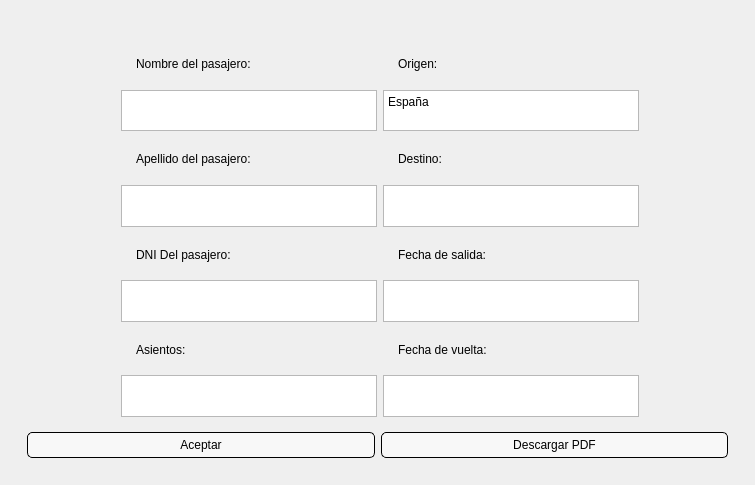
The window that billete.ui (ilopjim13/PersistenciaDatos_PyQT) describes before a commit, drawn with Qt 5.
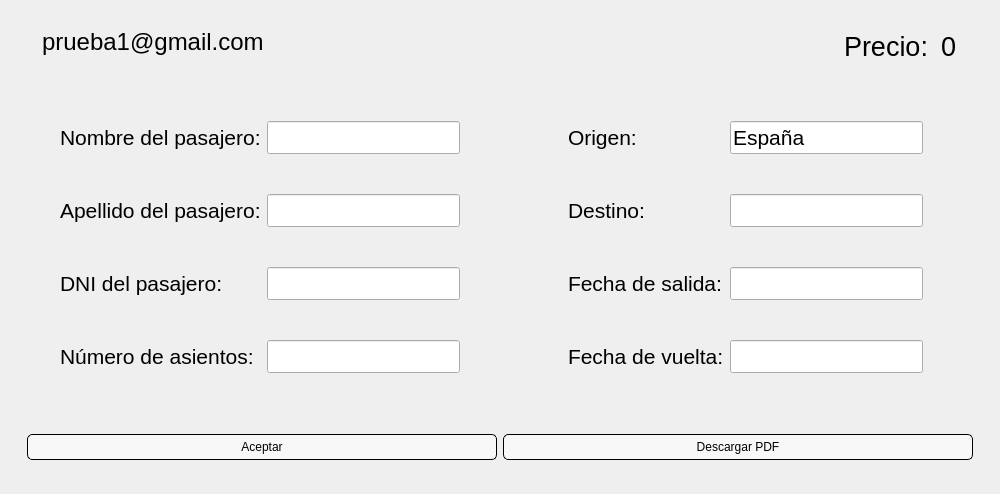
The same window after the commit. Icons and pictures are not drawn.

What changed in the file:
```diff
--- a/billete.ui
+++ b/billete.ui
@@ -6,20 +6,29 @@
    <rect>
     <x>0</x>
     <y>0</y>
-    <width>755</width>
-    <height>485</height>
+    <width>1000</width>
+    <height>494</height>
    </rect>
   </property>
   <property name="minimumSize">
    <size>
-    <width>755</width>
-    <height>485</height>
+    <width>1000</width>
+    <height>494</height>
+   </size>
+  </property>
+  <property name="maximumSize">
+   <size>
+    <width>1000</width>
+    <height>494</height>
    </size>
   </property>
   <property name="windowTitle">
    <string>Gestión de Viajes</string>
   </property>
   <widget class="QWidget" name="principal">
+   <property name="enabled">
+    <bool>true</bool>
+   </property>
    <property name="styleSheet">
     <string notr="true">#principal{
 background-image: url(:/icons/recursos/media/fondo.jpg);
@@ -69,381 +78,411 @@
    <layout class="QVBoxLayout" name="verticalLayout_3">
     <item>
      <widget class="QWidget" name="widget" native="true">
+      <property name="maximumSize">
+       <size>
+        <width>16777215</width>
+        <height>16777215</height>
+       </size>
+      </property>
+      <property name="autoFillBackground">
+       <bool>true</bool>
+      </property>
       <layout class="QVBoxLayout" name="verticalLayout">
        <item>
         <widget class="QWidget" name="widget" native="true">
-         <layout class="QHBoxLayout" name="horizontalLayout"/>
+         <property name="maximumSize">
+          <size>
+           <width>1200</width>
+           <height>900</height>
+          </size>
+         </property>
+         <property name="autoFillBackground">
+          <bool>false</bool>
+         </property>
+         <property name="styleSheet">
+          <string notr="true">QWidget#widget {
+    border: 0px;
+    border-bottom:1px solid black; /* Borde negro en la parte inferior */
+}</string>
+         </property>
+         <layout class="QHBoxLayout" name="horizontalLayout">
+          <item>
+           <layout class="QFormLayout" name="formLayout_7">
+            <property name="fieldGrowthPolicy">
+             <enum>QFormLayout::ExpandingFieldsGrow</enum>
+            </property>
+            <property name="rowWrapPolicy">
+             <enum>QFormLayout::WrapLongRows</enum>
+            </property>
+            <property name="labelAlignment">
+             <set>Qt::AlignLeading|Qt::AlignLeft|Qt::AlignTop</set>
+            </property>
+            <property name="formAlignment">
+             <set>Qt::AlignLeading|Qt::AlignLeft|Qt::AlignTop</set>
+            </property>
+            <property name="horizontalSpacing">
+             <number>6</number>
+            </property>
+            <item row="0" column="0">
+             <widget class="QLabel" name="emailLabel">
+              <property name="text">
+               <string/>
+              </property>
+             </widget>
+            </item>
+            <item row="0" column="1">
+             <widget class="QLineEdit" name="lt_email">
+              <property name="styleSheet">
+               <string notr="true">QLineEdit {
+    background: transparent;
+    border: none;
+    font-size: 24px;
+}</string>
+              </property>
+              <property name="text">
+               <string>prueba1@gmail.com</string>
+              </property>
+             </widget>
+            </item>
+           </layout>
+          </item>
+          <item>
+           <layout class="QFormLayout" name="formLayout_2">
+            <property name="sizeConstraint">
+             <enum>QLayout::SetDefaultConstraint</enum>
+            </property>
+            <property name="fieldGrowthPolicy">
+             <enum>QFormLayout::FieldsStayAtSizeHint</enum>
+            </property>
+            <property name="rowWrapPolicy">
+             <enum>QFormLayout::WrapLongRows</enum>
+            </property>
+            <property name="labelAlignment">
+             <set>Qt::AlignLeading|Qt::AlignLeft|Qt::AlignVCenter</set>
+            </property>
+            <property name="formAlignment">
+             <set>Qt::AlignRight|Qt::AlignTrailing|Qt::AlignVCenter</set>
+            </property>
+            <property name="horizontalSpacing">
+             <number>13</number>
+            </property>
+            <property name="rightMargin">
+             <number>29</number>
+            </property>
+            <item row="0" column="0">
+             <widget class="QLabel" name="QLabel">
+              <property name="maximumSize">
+               <size>
+                <width>1200</width>
+                <height>900</height>
+               </size>
+              </property>
+              <property name="font">
+               <font>
+                <pointsize>20</pointsize>
+               </font>
+              </property>
+              <property name="text">
+               <string>Precio:</string>
+              </property>
+              <property name="textFormat">
+               <enum>Qt::AutoText</enum>
+              </property>
+              <property name="wordWrap">
+               <bool>false</bool>
+              </property>
+             </widget>
+            </item>
+            <item row="0" column="1">
+             <widget class="QLabel" name="te_precio">
+              <property name="maximumSize">
+               <size>
+                <width>1200</width>
+                <height>900</height>
+               </size>
+              </property>
+              <property name="font">
+               <font>
+                <pointsize>20</pointsize>
+               </font>
+              </property>
+              <property name="text">
+               <string>0</string>
+              </property>
+             </widget>
+            </item>
+           </layout>
+          </item>
+         </layout>
         </widget>
        </item>
        <item>
-        <layout class="QFormLayout" name="formLayout">
-         <property name="fieldGrowthPolicy">
-          <enum>QFormLayout::FieldsStayAtSizeHint</enum>
-         </property>
-         <property name="rowWrapPolicy">
-          <enum>QFormLayout::DontWrapRows</enum>
-         </property>
-         <property name="labelAlignment">
-          <set>Qt::AlignCenter</set>
-         </property>
-         <property name="formAlignment">
-          <set>Qt::AlignHCenter|Qt::AlignTop</set>
-         </property>
-         <item row="0" column="0">
-          <widget class="QTextEdit" name="textEdit">
-           <property name="styleSheet">
-            <string notr="true">QTextEdit {
-    background-color: transparent;  /* Fondo negro suave */
-    font-size: 24px;  /* Tamaño del texto */
-    font-family: &quot;Arial&quot;, sans-serif;  /* Fuente elegante */
-    padding: 10px;  /* Espaciado interno */
-}
-
-QTextEdit:focus {
-    border: 2px solid #555555;  /* Cambio de borde al enfocar */
-}
-
-
-</string>
+        <layout class="QHBoxLayout" name="horizontalLayout_5">
+         <item>
+          <layout class="QFormLayout" name="formLayout">
+           <property name="sizeConstraint">
+            <enum>QLayout::SetDefaultConstraint</enum>
            </property>
-           <property name="verticalScrollBarPolicy">
-            <enum>Qt::ScrollBarAlwaysOff</enum>
+           <property name="fieldGrowthPolicy">
+            <enum>QFormLayout::FieldsStayAtSizeHint</enum>
            </property>
-           <property name="horizontalScrollBarPolicy">
-            <enum>Qt::ScrollBarAlwaysOff</enum>
+           <property name="rowWrapPolicy">
+            <enum>QFormLayout::WrapLongRows</enum>
            </property>
-           <property name="readOnly">
-            <bool>true</bool>
+           <property name="labelAlignment">
+            <set>Qt::AlignLeading|Qt::AlignLeft|Qt::AlignVCenter</set>
            </property>
-           <property name="html">
-            <string>&lt;!DOCTYPE HTML PUBLIC &quot;-//W3C//DTD HTML 4.0//EN&quot; &quot;http://www.w3.org/TR/REC-html40/strict.dtd&quot;&gt;
-&lt;html&gt;&lt;head&gt;&lt;meta name=&quot;qrichtext&quot; content=&quot;1&quot; /&gt;&lt;meta charset=&quot;utf-8&quot; /&gt;&lt;style type=&quot;text/css&quot;&gt;
-p, li { white-space: pre-wrap; }
-hr { height: 1px; border-width: 0; }
-li.unchecked::marker { content: &quot;\2610&quot;; }
-li.checked::marker { content: &quot;\2612&quot;; }
-&lt;/style&gt;&lt;/head&gt;&lt;body style=&quot; font-family:'Arial','sans-serif'; font-size:24px; font-weight:400; font-style:normal;&quot;&gt;
-&lt;p style=&quot; margin-top:0px; margin-bottom:0px; margin-left:0px; margin-right:0px; -qt-block-indent:0; text-indent:0px;&quot;&gt;&lt;span style=&quot; font-family:'Segoe UI'; font-size:9pt;&quot;&gt;Nombre del pasajero:&lt;/span&gt;&lt;/p&gt;&lt;/body&gt;&lt;/html&gt;</string>
+           <property name="formAlignment">
+            <set>Qt::AlignCenter</set>
            </property>
-          </widget>
-         </item>
-         <item row="0" column="1">
-          <widget class="QTextEdit" name="textEdit_2">
-           <property name="styleSheet">
-            <string notr="true">QTextEdit {
-    background-color: transparent;  /* Fondo negro suave */
-    font-size: 24px;  /* Tamaño del texto */
-    font-family: &quot;Arial&quot;, sans-serif;  /* Fuente elegante */
-    padding: 10px;  /* Espaciado interno */
-}
-
-QTextEdit:focus {
-    border: 2px solid #555555;  /* Cambio de borde al enfocar */
-}</string>
+           <property name="horizontalSpacing">
+            <number>6</number>
            </property>
-           <property name="verticalScrollBarPolicy">
-            <enum>Qt::ScrollBarAlwaysOff</enum>
+           <property name="verticalSpacing">
+            <number>40</number>
            </property>
-           <property name="horizontalScrollBarPolicy">
-            <enum>Qt::ScrollBarAlwaysOff</enum>
+           <property name="leftMargin">
+            <number>0</number>
            </property>
-           <property name="readOnly">
-            <bool>true</bool>
+           <property name="topMargin">
+            <number>40</number>
            </property>
-           <property name="html">
-            <string>&lt;!DOCTYPE HTML PUBLIC &quot;-//W3C//DTD HTML 4.0//EN&quot; &quot;http://www.w3.org/TR/REC-html40/strict.dtd&quot;&gt;
-&lt;html&gt;&lt;head&gt;&lt;meta name=&quot;qrichtext&quot; content=&quot;1&quot; /&gt;&lt;meta charset=&quot;utf-8&quot; /&gt;&lt;style type=&quot;text/css&quot;&gt;
-p, li { white-space: pre-wrap; }
-hr { height: 1px; border-width: 0; }
-li.unchecked::marker { content: &quot;\2610&quot;; }
-li.checked::marker { content: &quot;\2612&quot;; }
-&lt;/style&gt;&lt;/head&gt;&lt;body style=&quot; font-family:'Arial','sans-serif'; font-size:24px; font-weight:400; font-style:normal;&quot;&gt;
-&lt;p style=&quot; margin-top:0px; margin-bottom:0px; margin-left:0px; margin-right:0px; -qt-block-indent:0; text-indent:0px;&quot;&gt;&lt;span style=&quot; font-family:'Segoe UI'; font-size:9pt;&quot;&gt;Origen:&lt;/span&gt;&lt;/p&gt;&lt;/body&gt;&lt;/html&gt;</string>
+           <property name="rightMargin">
+            <number>0</number>
            </property>
-          </widget>
-         </item>
-         <item row="1" column="0">
-          <widget class="QTextEdit" name="te_nombre">
-           <property name="readOnly">
-            <bool>true</bool>
+           <property name="bottomMargin">
+            <number>40</number>
            </property>
-          </widget>
+           <item row="0" column="0">
+            <widget class="QLabel" name="nombreDelPasajeroLabel">
+             <property name="font">
+              <font>
+               <pointsize>16</pointsize>
+              </font>
+             </property>
+             <property name="text">
+              <string>Nombre del pasajero:</string>
+             </property>
+            </widget>
+           </item>
+           <item row="0" column="1">
+            <widget class="QLineEdit" name="te_nombre">
+             <property name="font">
+              <font>
+               <pointsize>16</pointsize>
+              </font>
+             </property>
+             <property name="readOnly">
+              <bool>true</bool>
+             </property>
+            </widget>
+           </item>
+           <item row="1" column="0">
+            <widget class="QLabel" name="apellidoDelPasajeroLabel">
+             <property name="font">
+              <font>
+               <pointsize>16</pointsize>
+              </font>
+             </property>
+             <property name="text">
+              <string>Apellido del pasajero:</string>
+             </property>
+            </widget>
+           </item>
+           <item row="1" column="1">
+            <widget class="QLineEdit" name="te_apellido">
+             <property name="font">
+              <font>
+               <pointsize>16</pointsize>
+              </font>
+             </property>
+             <property name="readOnly">
+              <bool>true</bool>
+             </property>
+            </widget>
+           </item>
+           <item row="2" column="0">
+            <widget class="QLabel" name="dNIDelPasajeroLabel">
+             <property name="font">
+              <font>
+               <pointsize>16</pointsize>
+              </font>
+             </property>
+             <property name="text">
+              <string>DNI del pasajero:</string>
+             </property>
+            </widget>
+           </item>
+           <item row="2" column="1">
+            <widget class="QLineEdit" name="te_dni">
+             <property name="font">
+              <font>
+               <pointsize>16</pointsize>
+              </font>
+             </property>
+             <property name="readOnly">
+              <bool>true</bool>
+             </property>
+            </widget>
+           </item>
+           <item row="3" column="0">
+            <widget class="QLabel" name="nMeroDeAsientosLabel">
+             <property name="font">
+              <font>
+               <pointsize>16</pointsize>
+              </font>
+             </property>
+             <property name="text">
+              <string>Número de asientos:</string>
+             </property>
+            </widget>
+           </item>
+           <item row="3" column="1">
+            <widget class="QLineEdit" name="te_asientos">
+             <property name="font">
+              <font>
+               <pointsize>16</pointsize>
+              </font>
+             </property>
+             <property name="readOnly">
+              <bool>true</bool>
+             </property>
+            </widget>
+           </item>
+          </layout>
          </item>
-         <item row="1" column="1">
-          <widget class="QTextEdit" name="textEdit_4">
-           <property name="enabled">
-            <bool>true</bool>
+         <item>
+          <layout class="QFormLayout" name="formLayout_6">
+           <property name="sizeConstraint">
+            <enum>QLayout::SetDefaultConstraint</enum>
            </property>
-           <property name="autoFillBackground">
-            <bool>false</bool>
+           <property name="fieldGrowthPolicy">
+            <enum>QFormLayout::FieldsStayAtSizeHint</enum>
            </property>
-           <property name="frameShape">
-            <enum>QFrame::StyledPanel</enum>
+           <property name="rowWrapPolicy">
+            <enum>QFormLayout::WrapLongRows</enum>
            </property>
-           <property name="frameShadow">
-            <enum>QFrame::Sunken</enum>
+           <property name="labelAlignment">
+            <set>Qt::AlignLeading|Qt::AlignLeft|Qt::AlignVCenter</set>
            </property>
-           <property name="verticalScrollBarPolicy">
-            <enum>Qt::ScrollBarAlwaysOff</enum>
+           <property name="formAlignment">
+            <set>Qt::AlignHCenter|Qt::AlignTop</set>
            </property>
-           <property name="horizontalScrollBarPolicy">
-            <enum>Qt::ScrollBarAlwaysOff</enum>
+           <property name="verticalSpacing">
+            <number>40</number>
            </property>
-           <property name="sizeAdjustPolicy">
-            <enum>QAbstractScrollArea::AdjustIgnored</enum>
+           <property name="leftMargin">
+            <number>0</number>
            </property>
-           <property name="readOnly">
-            <bool>true</bool>
+           <property name="topMargin">
+            <number>40</number>
            </property>
-           <property name="html">
-            <string>&lt;!DOCTYPE HTML PUBLIC &quot;-//W3C//DTD HTML 4.0//EN&quot; &quot;http://www.w3.org/TR/REC-html40/strict.dtd&quot;&gt;
-&lt;html&gt;&lt;head&gt;&lt;meta name=&quot;qrichtext&quot; content=&quot;1&quot; /&gt;&lt;meta charset=&quot;utf-8&quot; /&gt;&lt;style type=&quot;text/css&quot;&gt;
-p, li { white-space: pre-wrap; }
-hr { height: 1px; border-width: 0; }
-li.unchecked::marker { content: &quot;\2610&quot;; }
-li.checked::marker { content: &quot;\2612&quot;; }
-&lt;/style&gt;&lt;/head&gt;&lt;body style=&quot; font-family:'Segoe UI'; font-size:9pt; font-weight:400; font-style:normal;&quot;&gt;
-&lt;p style=&quot; margin-top:0px; margin-bottom:0px; margin-left:0px; margin-right:0px; -qt-block-indent:0; text-indent:0px;&quot;&gt;España&lt;/p&gt;&lt;/body&gt;&lt;/html&gt;</string>
+           <property name="bottomMargin">
+            <number>40</number>
            </property>
-          </widget>
-         </item>
-         <item row="2" column="0">
-          <widget class="QTextEdit" name="textEdit_5">
-           <property name="styleSheet">
-            <string notr="true">QTextEdit {
-    background-color: transparent;  /* Fondo negro suave */
-    font-size: 24px;  /* Tamaño del texto */
-    font-family: &quot;Arial&quot;, sans-serif;  /* Fuente elegante */
-    padding: 10px;  /* Espaciado interno */
-}
-
-QTextEdit:focus {
-    border: 2px solid #555555;  /* Cambio de borde al enfocar */
-}</string>
-           </property>
-           <property name="verticalScrollBarPolicy">
-            <enum>Qt::ScrollBarAlwaysOff</enum>
-           </property>
-           <property name="horizontalScrollBarPolicy">
-            <enum>Qt::ScrollBarAlwaysOff</enum>
-           </property>
-           <property name="readOnly">
-            <bool>true</bool>
-           </property>
-           <property name="html">
-            <string>&lt;!DOCTYPE HTML PUBLIC &quot;-//W3C//DTD HTML 4.0//EN&quot; &quot;http://www.w3.org/TR/REC-html40/strict.dtd&quot;&gt;
-&lt;html&gt;&lt;head&gt;&lt;meta name=&quot;qrichtext&quot; content=&quot;1&quot; /&gt;&lt;meta charset=&quot;utf-8&quot; /&gt;&lt;style type=&quot;text/css&quot;&gt;
-p, li { white-space: pre-wrap; }
-hr { height: 1px; border-width: 0; }
-li.unchecked::marker { content: &quot;\2610&quot;; }
-li.checked::marker { content: &quot;\2612&quot;; }
-&lt;/style&gt;&lt;/head&gt;&lt;body style=&quot; font-family:'Arial','sans-serif'; font-size:24px; font-weight:400; font-style:normal;&quot;&gt;
-&lt;p style=&quot; margin-top:0px; margin-bottom:0px; margin-left:0px; margin-right:0px; -qt-block-indent:0; text-indent:0px;&quot;&gt;&lt;span style=&quot; font-family:'Segoe UI'; font-size:9pt;&quot;&gt;Apellido del pasajero:&lt;/span&gt;&lt;/p&gt;&lt;/body&gt;&lt;/html&gt;</string>
-           </property>
-          </widget>
-         </item>
-         <item row="2" column="1">
-          <widget class="QTextEdit" name="textEdit_6">
-           <property name="styleSheet">
-            <string notr="true">QTextEdit {
-    background-color: transparent;  /* Fondo negro suave */
-    font-size: 24px;  /* Tamaño del texto */
-    font-family: &quot;Arial&quot;, sans-serif;  /* Fuente elegante */
-    padding: 10px;  /* Espaciado interno */
-}
-
-QTextEdit:focus {
-    border: 2px solid #555555;  /* Cambio de borde al enfocar */
-}</string>
-           </property>
-           <property name="verticalScrollBarPolicy">
-            <enum>Qt::ScrollBarAlwaysOff</enum>
-           </property>
-           <property name="horizontalScrollBarPolicy">
-            <enum>Qt::ScrollBarAlwaysOff</enum>
-           </property>
-           <property name="readOnly">
-            <bool>true</bool>
-           </property>
-           <property name="html">
-            <string>&lt;!DOCTYPE HTML PUBLIC &quot;-//W3C//DTD HTML 4.0//EN&quot; &quot;http://www.w3.org/TR/REC-html40/strict.dtd&quot;&gt;
-&lt;html&gt;&lt;head&gt;&lt;meta name=&quot;qrichtext&quot; content=&quot;1&quot; /&gt;&lt;meta charset=&quot;utf-8&quot; /&gt;&lt;style type=&quot;text/css&quot;&gt;
-p, li { white-space: pre-wrap; }
-hr { height: 1px; border-width: 0; }
-li.unchecked::marker { content: &quot;\2610&quot;; }
-li.checked::marker { content: &quot;\2612&quot;; }
-&lt;/style&gt;&lt;/head&gt;&lt;body style=&quot; font-family:'Arial','sans-serif'; font-size:24px; font-weight:400; font-style:normal;&quot;&gt;
-&lt;p style=&quot; margin-top:0px; margin-bottom:0px; margin-left:0px; margin-right:0px; -qt-block-indent:0; text-indent:0px;&quot;&gt;&lt;span style=&quot; font-family:'Segoe UI'; font-size:9pt;&quot;&gt;Destino:&lt;/span&gt;&lt;/p&gt;&lt;/body&gt;&lt;/html&gt;</string>
-           </property>
-          </widget>
-         </item>
-         <item row="3" column="0">
-          <widget class="QTextEdit" name="te_apellido">
-           <property name="readOnly">
-            <bool>true</bool>
-           </property>
-          </widget>
-         </item>
-         <item row="3" column="1">
-          <widget class="QTextEdit" name="textEdit_16">
-           <property name="readOnly">
-            <bool>true</bool>
-           </property>
-          </widget>
-         </item>
-         <item row="4" column="0">
-          <widget class="QTextEdit" name="textEdit_14">
-           <property name="styleSheet">
-            <string notr="true">QTextEdit {
-    background-color: transparent;  /* Fondo negro suave */
-    font-size: 24px;  /* Tamaño del texto */
-    font-family: &quot;Arial&quot;, sans-serif;  /* Fuente elegante */
-    padding: 10px;  /* Espaciado interno */
-}
-
-QTextEdit:focus {
-    border: 2px solid #555555;  /* Cambio de borde al enfocar */
-}</string>
-           </property>
-           <property name="verticalScrollBarPolicy">
-            <enum>Qt::ScrollBarAlwaysOff</enum>
-           </property>
-           <property name="horizontalScrollBarPolicy">
-            <enum>Qt::ScrollBarAlwaysOff</enum>
-           </property>
-           <property name="readOnly">
-            <bool>true</bool>
-           </property>
-           <property name="html">
-            <string>&lt;!DOCTYPE HTML PUBLIC &quot;-//W3C//DTD HTML 4.0//EN&quot; &quot;http://www.w3.org/TR/REC-html40/strict.dtd&quot;&gt;
-&lt;html&gt;&lt;head&gt;&lt;meta name=&quot;qrichtext&quot; content=&quot;1&quot; /&gt;&lt;meta charset=&quot;utf-8&quot; /&gt;&lt;style type=&quot;text/css&quot;&gt;
-p, li { white-space: pre-wrap; }
-hr { height: 1px; border-width: 0; }
-li.unchecked::marker { content: &quot;\2610&quot;; }
-li.checked::marker { content: &quot;\2612&quot;; }
-&lt;/style&gt;&lt;/head&gt;&lt;body style=&quot; font-family:'Arial','sans-serif'; font-size:24px; font-weight:400; font-style:normal;&quot;&gt;
-&lt;p style=&quot; margin-top:0px; margin-bottom:0px; margin-left:0px; margin-right:0px; -qt-block-indent:0; text-indent:0px;&quot;&gt;&lt;span style=&quot; font-family:'Segoe UI'; font-size:9pt;&quot;&gt;DNI Del pasajero:&lt;/span&gt;&lt;/p&gt;&lt;/body&gt;&lt;/html&gt;</string>
-           </property>
-          </widget>
-         </item>
-         <item row="4" column="1">
-          <widget class="QTextEdit" name="textEdit_15">
-           <property name="styleSheet">
-            <string notr="true">QTextEdit {
-    background-color: transparent;  /* Fondo negro suave */
-    font-size: 24px;  /* Tamaño del texto */
-    font-family: &quot;Arial&quot;, sans-serif;  /* Fuente elegante */
-    padding: 10px;  /* Espaciado interno */
-}
-
-QTextEdit:focus {
-    border: 2px solid #555555;  /* Cambio de borde al enfocar */
-}</string>
-           </property>
-           <property name="verticalScrollBarPolicy">
-            <enum>Qt::ScrollBarAlwaysOff</enum>
-           </property>
-           <property name="horizontalScrollBarPolicy">
-            <enum>Qt::ScrollBarAlwaysOff</enum>
-           </property>
-           <property name="readOnly">
-            <bool>true</bool>
-           </property>
-           <property name="html">
-            <string>&lt;!DOCTYPE HTML PUBLIC &quot;-//W3C//DTD HTML 4.0//EN&quot; &quot;http://www.w3.org/TR/REC-html40/strict.dtd&quot;&gt;
-&lt;html&gt;&lt;head&gt;&lt;meta name=&quot;qrichtext&quot; content=&quot;1&quot; /&gt;&lt;meta charset=&quot;utf-8&quot; /&gt;&lt;style type=&quot;text/css&quot;&gt;
-p, li { white-space: pre-wrap; }
-hr { height: 1px; border-width: 0; }
-li.unchecked::marker { content: &quot;\2610&quot;; }
-li.checked::marker { content: &quot;\2612&quot;; }
-&lt;/style&gt;&lt;/head&gt;&lt;body style=&quot; font-family:'Arial','sans-serif'; font-size:24px; font-weight:400; font-style:normal;&quot;&gt;
-&lt;p style=&quot; margin-top:0px; margin-bottom:0px; margin-left:0px; margin-right:0px; -qt-block-indent:0; text-indent:0px;&quot;&gt;&lt;span style=&quot; font-family:'Segoe UI'; font-size:9pt;&quot;&gt;Fecha de salida:&lt;/span&gt;&lt;/p&gt;&lt;/body&gt;&lt;/html&gt;</string>
-           </property>
-          </widget>
-         </item>
-         <item row="5" column="0">
-          <widget class="QTextEdit" name="te_dni">
-           <property name="readOnly">
-            <bool>true</bool>
-           </property>
-          </widget>
-         </item>
-         <item row="5" column="1">
-          <widget class="QTextEdit" name="textEdit_12">
-           <property name="readOnly">
-            <bool>true</bool>
-           </property>
-          </widget>
-         </item>
-         <item row="6" column="0">
-          <widget class="QTextEdit" name="textEdit_9">
-           <property name="styleSheet">
-            <string notr="true">QTextEdit {
-    background-color: transparent;  /* Fondo negro suave */
-    font-size: 24px;  /* Tamaño del texto */
-    font-family: &quot;Arial&quot;, sans-serif;  /* Fuente elegante */
-    padding: 10px;  /* Espaciado interno */
-}
-
-QTextEdit:focus {
-    border: 2px solid #555555;  /* Cambio de borde al enfocar */
-}</string>
-           </property>
-           <property name="verticalScrollBarPolicy">
-            <enum>Qt::ScrollBarAlwaysOff</enum>
-           </property>
-           <property name="readOnly">
-            <bool>true</bool>
-           </property>
-           <property name="html">
-            <string>&lt;!DOCTYPE HTML PUBLIC &quot;-//W3C//DTD HTML 4.0//EN&quot; &quot;http://www.w3.org/TR/REC-html40/strict.dtd&quot;&gt;
-&lt;html&gt;&lt;head&gt;&lt;meta name=&quot;qrichtext&quot; content=&quot;1&quot; /&gt;&lt;meta charset=&quot;utf-8&quot; /&gt;&lt;style type=&quot;text/css&quot;&gt;
-p, li { white-space: pre-wrap; }
-hr { height: 1px; border-width: 0; }
-li.unchecked::marker { content: &quot;\2610&quot;; }
-li.checked::marker { content: &quot;\2612&quot;; }
-&lt;/style&gt;&lt;/head&gt;&lt;body style=&quot; font-family:'Arial','sans-serif'; font-size:24px; font-weight:400; font-style:normal;&quot;&gt;
-&lt;p style=&quot; margin-top:0px; margin-bottom:0px; margin-left:0px; margin-right:0px; -qt-block-indent:0; text-indent:0px;&quot;&gt;&lt;span style=&quot; font-family:'Segoe UI'; font-size:9pt;&quot;&gt;Asientos:&lt;/span&gt;&lt;/p&gt;&lt;/body&gt;&lt;/html&gt;</string>
-           </property>
-          </widget>
-         </item>
-         <item row="6" column="1">
-          <widget class="QTextEdit" name="textEdit_10">
-           <property name="styleSheet">
-            <string notr="true">QTextEdit {
-    background-color: transparent;  /* Fondo negro suave */
-    font-size: 24px;  /* Tamaño del texto */
-    font-family: &quot;Arial&quot;, sans-serif;  /* Fuente elegante */
-    padding: 10px;  /* Espaciado interno */
-}
-
-QTextEdit:focus {
-    border: 2px solid #555555;  /* Cambio de borde al enfocar */
-}</string>
-           </property>
-           <property name="verticalScrollBarPolicy">
-            <enum>Qt::ScrollBarAlwaysOff</enum>
-           </property>
-           <property name="readOnly">
-            <bool>true</bool>
-           </property>
-           <property name="html">
-            <string>&lt;!DOCTYPE HTML PUBLIC &quot;-//W3C//DTD HTML 4.0//EN&quot; &quot;http://www.w3.org/TR/REC-html40/strict.dtd&quot;&gt;
-&lt;html&gt;&lt;head&gt;&lt;meta name=&quot;qrichtext&quot; content=&quot;1&quot; /&gt;&lt;meta charset=&quot;utf-8&quot; /&gt;&lt;style type=&quot;text/css&quot;&gt;
-p, li { white-space: pre-wrap; }
-hr { height: 1px; border-width: 0; }
-li.unchecked::marker { content: &quot;\2610&quot;; }
-li.checked::marker { content: &quot;\2612&quot;; }
-&lt;/style&gt;&lt;/head&gt;&lt;body style=&quot; font-family:'Arial','sans-serif'; font-size:24px; font-weight:400; font-style:normal;&quot;&gt;
-&lt;p style=&quot; margin-top:0px; margin-bottom:0px; margin-left:0px; margin-right:0px; -qt-block-indent:0; text-indent:0px;&quot;&gt;&lt;span style=&quot; font-family:'Segoe UI'; font-size:9pt;&quot;&gt;Fecha de vuelta:&lt;/span&gt;&lt;/p&gt;&lt;/body&gt;&lt;/html&gt;</string>
-           </property>
-          </widget>
-         </item>
-         <item row="7" column="0">
-          <widget class="QTextEdit" name="te_asientos"/>
-         </item>
-         <item row="7" column="1">
-          <widget class="QTextEdit" name="textEdit_8"/>
+           <item row="0" column="0">
+            <widget class="QLabel" name="ql_origen">
+             <property name="font">
+              <font>
+               <pointsize>16</pointsize>
+              </font>
+             </property>
+             <property name="text">
+              <string>Origen:</string>
+             </property>
+            </widget>
+           </item>
+           <item row="0" column="1">
+            <widget class="QLineEdit" name="Le_origen">
+             <property name="font">
+              <font>
+               <pointsize>16</pointsize>
+              </font>
+             </property>
+             <property name="cursor">
+              <cursorShape>IBeamCursor</cursorShape>
+             </property>
+             <property name="text">
+              <string>España</string>
+             </property>
+             <property name="readOnly">
+              <bool>true</bool>
+             </property>
+            </widget>
+           </item>
+           <item row="1" column="0">
+            <widget class="QLabel" name="destinoLabel">
+             <property name="font">
+              <font>
+               <pointsize>16</pointsize>
+              </font>
+             </property>
+             <property name="text">
+              <string>Destino:</string>
+             </property>
+            </widget>
+           </item>
+           <item row="1" column="1">
+            <widget class="QLineEdit" name="te_destino">
+             <property name="font">
+              <font>
+               <pointsize>16</pointsize>
+              </font>
+             </property>
+             <property name="readOnly">
+              <bool>true</bool>
+             </property>
+            </widget>
+           </item>
+           <item row="2" column="0">
+            <widget class="QLabel" name="fechaDeSalidaLabel">
+             <property name="font">
+              <font>
+               <pointsize>16</pointsize>
+              </font>
+             </property>
+             <property name="text">
+              <string>Fecha de salida:</string>
+             </property>
+            </widget>
+           </item>
+           <item row="2" column="1">
+            <widget class="QLineEdit" name="te_salida">
+             <property name="font">
+              <font>
+               <pointsize>16</pointsize>
+              </font>
+             </property>
+             <property name="readOnly">
+              <bool>true</bool>
+             </property>
+            </widget>
+           </item>
+           <item row="3" column="0">
+            <widget class="QLabel" name="fechaDeVueltaLabel">
+             <property name="font">
+              <font>
+               <pointsize>16</pointsize>
+              </font>
+             </property>
+             <property name="text">
+              <string>Fecha de vuelta:</string>
+             </property>
+            </widget>
+           </item>
+           <item row="3" column="1">
+            <widget class="QLineEdit" name="te_regreso">
+             <property name="font">
+              <font>
+               <pointsize>16</pointsize>
+              </font>
+             </property>
+             <property name="readOnly">
+              <bool>true</bool>
+             </property>
+            </widget>
+           </item>
+          </layout>
          </item>
         </layout>
        </item>
```
Left out of the diff: 6 changed lines with no effect on the pictures.
